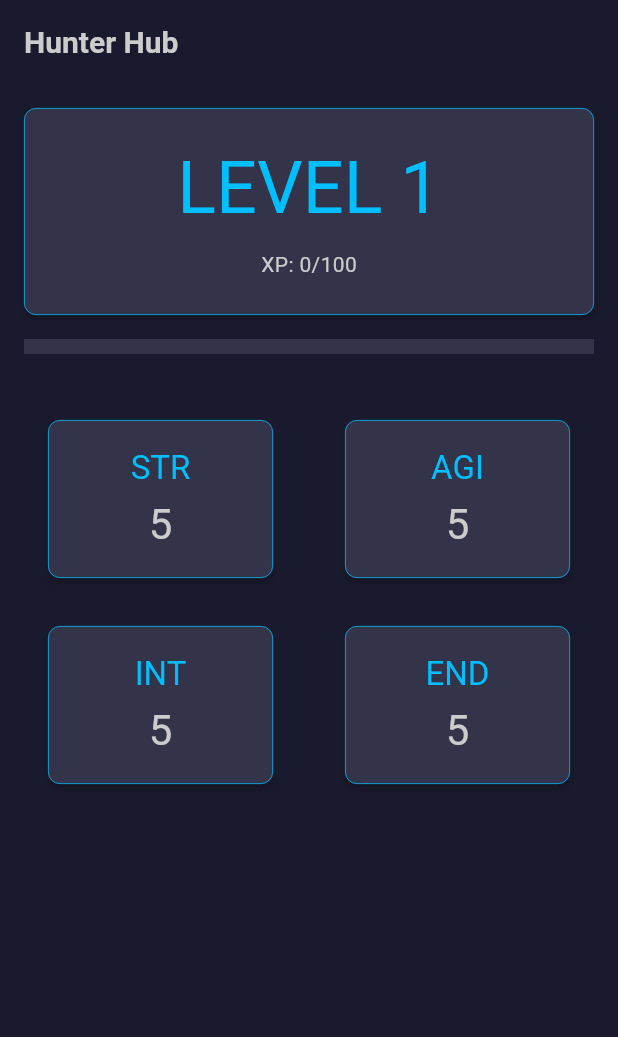
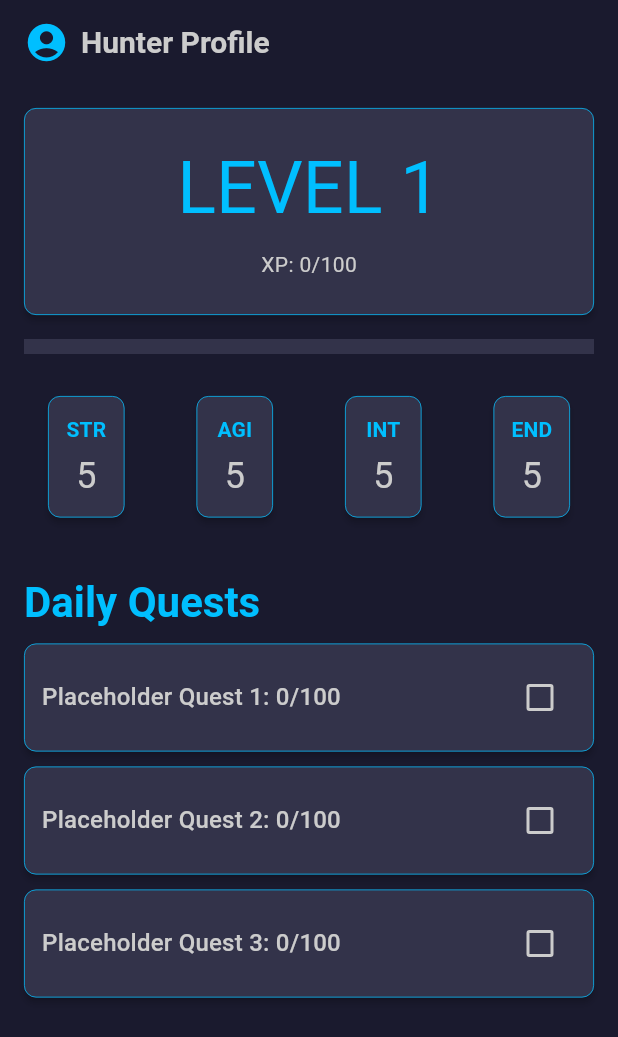
Before and after one commit to BlankW100/LevelZero.Qst, a Flutter app: the screen it shows after launch, on a phone screen of 412 x 824 dp. Shown: the top 1037 px of the screen. Run offline on Flutter 3.47's test engine with Material 3 defaults, Android fonts, the phone set to English and light mode, and no system bars; our stand-ins replace shared_preferences; accounts and stored records are empty.

Commit message:
updated dashboard_screen UI and added loading screen via splash_screen

```diff
--- a/lib/ui/dashboard_screen.dart
+++ b/lib/ui/dashboard_screen.dart
@@ -46,7 +46,21 @@ class _DashboardScreenState extends State<DashboardScreen> {
 
     return Scaffold(
       appBar: AppBar(
-        title: const Text('Hunter Hub'),
+        title: GestureDetector(
+          onTap: () {
+            print("Navigate to Profile"); // Placeholder for navigation
+            // Future navigation to profile screen
+          },
+          child: const Row(
+            mainAxisSize: MainAxisSize.min,
+            children: [
+              Icon(Icons.account_circle, size: 30),
+              SizedBox(width: 8),
+              Text('Hunter Profile'),
+            ],
+          ),
+        ),
+        centerTitle: false, // Align title to the start
       ),
       body: Column(
         crossAxisAlignment: CrossAxisAlignment.stretch,
@@ -82,56 +96,67 @@ class _DashboardScreenState extends State<DashboardScreen> {
             ),
           ),
           const SizedBox(height: 20),
-          // Stats Grid
+          // Stats Row
+          Padding(
+            padding: const EdgeInsets.symmetric(horizontal: 16.0),
+            child: Row(
+              children: [
+                _buildStatCard(context, 'STR', _profile!.strength),
+                const SizedBox(width: 16),
+                _buildStatCard(context, 'AGI', _profile!.agility),
+                const SizedBox(width: 16),
+                _buildStatCard(context, 'INT', _profile!.intelligence),
+                const SizedBox(width: 16),
+                _buildStatCard(context, 'END', _profile!.endurance),
+              ],
+            ),
+          ),
+          const SizedBox(height: 30),
+          // Daily Quests Section Header
+          Padding(
+            padding: const EdgeInsets.symmetric(horizontal: 16.0),
+            child: Text(
+              "Daily Quests",
+              style: Theme.of(context).textTheme.headlineMedium?.copyWith(
+                    color: Theme.of(context).colorScheme.primary,
+                    fontWeight: FontWeight.bold,
+                  ),
+            ),
+          ),
+          const SizedBox(height: 10),
+          // Quests List
           Expanded(
-            child: GridView.builder(
-              padding: const EdgeInsets.all(16.0),
-              gridDelegate: const SliverGridDelegateWithFixedCrossAxisCount(
-                crossAxisCount: 2,
-                crossAxisSpacing: 16.0,
-                mainAxisSpacing: 16.0,
-                childAspectRatio: 1.5,
-              ),
-              itemCount: 4, // For STR, AGI, INT, END
+            child: ListView.builder(
+              padding: const EdgeInsets.symmetric(horizontal: 16.0),
+              itemCount: 3, // Placeholder for 3 quests
               itemBuilder: (context, index) {
-                String statName;
-                int statValue;
-                switch (index) {
-                  case 0:
-                    statName = 'STR';
-                    statValue = _profile!.strength;
-                    break;
-                  case 1:
-                    statName = 'AGI';
-                    statValue = _profile!.agility;
-                    break;
-                  case 2:
-                    statName = 'INT';
-                    statValue = _profile!.intelligence;
-                    break;
-                  case 3:
-                    statName = 'END';
-                    statValue = _profile!.endurance;
-                    break;
-                  default:
-                    statName = '';
-                    statValue = 0;
-                }
                 return Card(
-                  child: Center(
-                    child: Column(
-                      mainAxisAlignment: MainAxisAlignment.center,
+                  margin: const EdgeInsets.only(bottom: 10),
+                  child: Padding(
+                    padding: const EdgeInsets.all(12.0),
+                    child: Row(
                       children: [
-                        Text(
-                          statName,
-                          style: Theme.of(context).textTheme.titleLarge?.copyWith(
-                                color: Theme.of(context).colorScheme.primary,
-                              ),
+                        Expanded(
+                          child: Text(
+                            "Placeholder Quest ${index + 1}: 0/100",
+                            style: Theme.of(context).textTheme.titleMedium,
+                          ),
                         ),
-                        const SizedBox(height: 5),
-                        Text(
-                          '$statValue',
-                          style: Theme.of(context).textTheme.headlineMedium,
+                        Checkbox(
+                          value: false, // Placeholder value
+                          onChanged: (bool? value) {
+                            // Handle checkbox state change (future implementation)
+                            print("Quest ${index + 1} checked: $value");
+                          },
+                          fillColor: MaterialStateProperty.resolveWith<Color>(
+                            (Set<MaterialState> states) {
+                              if (states.contains(MaterialState.selected)) {
+                                return Theme.of(context).colorScheme.secondary;
+                              }
+                              return Theme.of(context).colorScheme.surface;
+                            },
+                          ),
+                          checkColor: Theme.of(context).colorScheme.onSecondary,
                         ),
                       ],
                     ),
@@ -144,4 +169,31 @@ class _DashboardScreenState extends State<DashboardScreen> {
       ),
     );
   }
+
+  Widget _buildStatCard(BuildContext context, String statName, int statValue) {
+    return Expanded(
+      child: Card(
+        child: Padding(
+          padding: const EdgeInsets.symmetric(vertical: 12.0, horizontal: 8.0),
+          child: Column(
+            mainAxisAlignment: MainAxisAlignment.center,
+            children: [
+              Text(
+                statName,
+                style: Theme.of(context).textTheme.titleSmall?.copyWith(
+                      color: Theme.of(context).colorScheme.primary,
+                      fontWeight: FontWeight.bold,
+                    ),
+              ),
+              const SizedBox(height: 5),
+              Text(
+                '$statValue',
+                style: Theme.of(context).textTheme.headlineSmall,
+              ),
+            ],
+          ),
+        ),
+      ),
+    );
+  }
 }
--- /dev/null
+++ b/lib/ui/splash_screen.dart
@@ -0,0 +1,61 @@
+import 'package:flutter/material.dart';
+import '../services/local_storage.dart';
+import 'dashboard_screen.dart'; // Import the DashboardScreen
+
+class SplashScreen extends StatefulWidget {
+  const SplashScreen({super.key});
+
+  @override
+  State<SplashScreen> createState() => _SplashScreenState();
+}
+
+class _SplashScreenState extends State<SplashScreen> {
+  final StorageService _storage = StorageService();
+
+  @override
+  void initState() {
+    super.initState();
+    _initApp();
+  }
+
+  Future<void> _initApp() async {
+    // Initialize storage service
+    await _storage.init();
+
+    // Artificial delay for splash screen visibility
+    await Future.delayed(const Duration(seconds: 1, milliseconds: 500));
+
+    // Navigate to DashboardScreen
+    if (mounted) {
+      Navigator.pushReplacement(
+        context,
+        MaterialPageRoute(builder: (context) => const DashboardScreen()),
+      );
+    }
+  }
+
+  @override
+  Widget build(BuildContext context) {
+    return Scaffold(
+      body: Center(
+        child: Column(
+          mainAxisAlignment: MainAxisAlignment.center,
+          children: [
+            Text(
+              "SYSTEM INITIALIZING...",
+              style: Theme.of(context).textTheme.headlineMedium?.copyWith(
+                    color: Theme.of(context).colorScheme.primary, // Neon blue text
+                    fontWeight: FontWeight.bold,
+                    letterSpacing: 2.0, // For a glowing effect
+                  ),
+            ),
+            const SizedBox(height: 30),
+            CircularProgressIndicator(
+              valueColor: AlwaysStoppedAnimation<Color>(Theme.of(context).colorScheme.secondary), // Glowing green indicator
+            ),
+          ],
+        ),
+      ),
+    );
+  }
+}
```
